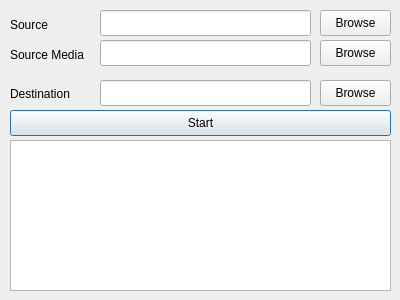
First picture: the form in src/DictionaryFile/Format3ToFormat4/Format3ToFormat4Dialog.ui, repository karelklic/wikt, before the edit.
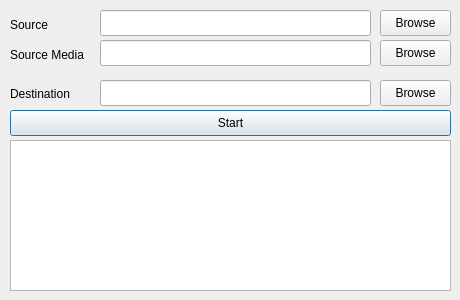
Second picture: the form after the edit.

Diff of the .ui file:
```diff
--- a/src/DictionaryFile/Format3ToFormat4/Format3ToFormat4Dialog.ui
+++ b/src/DictionaryFile/Format3ToFormat4/Format3ToFormat4Dialog.ui
@@ -6,19 +6,19 @@
    <rect>
     <x>0</x>
     <y>0</y>
-    <width>400</width>
+    <width>460</width>
     <height>300</height>
    </rect>
   </property>
   <property name="minimumSize">
    <size>
-    <width>400</width>
+    <width>460</width>
     <height>300</height>
    </size>
   </property>
   <property name="maximumSize">
    <size>
-    <width>400</width>
+    <width>460</width>
     <height>300</height>
    </size>
   </property>
@@ -56,7 +56,7 @@
     <rect>
      <x>10</x>
      <y>140</y>
-     <width>381</width>
+     <width>441</width>
      <height>151</height>
     </rect>
    </property>
@@ -75,7 +75,7 @@
     <rect>
      <x>10</x>
      <y>110</y>
-     <width>381</width>
+     <width>441</width>
      <height>26</height>
     </rect>
    </property>
@@ -86,7 +86,7 @@
   <widget class="QPushButton" name="browseSourceButton">
    <property name="geometry">
     <rect>
-     <x>320</x>
+     <x>380</x>
      <y>10</y>
      <width>71</width>
      <height>26</height>
@@ -99,7 +99,7 @@
   <widget class="QPushButton" name="browseDestinationButton">
    <property name="geometry">
     <rect>
-     <x>320</x>
+     <x>380</x>
      <y>80</y>
      <width>71</width>
      <height>26</height>
@@ -114,7 +114,7 @@
     <rect>
      <x>100</x>
      <y>80</y>
-     <width>211</width>
+     <width>271</width>
      <height>26</height>
     </rect>
    </property>
@@ -124,7 +124,7 @@
     <rect>
      <x>100</x>
      <y>10</y>
-     <width>211</width>
+     <width>271</width>
      <height>26</height>
     </rect>
    </property>
@@ -134,7 +134,7 @@
     <rect>
      <x>100</x>
      <y>40</y>
-     <width>211</width>
+     <width>271</width>
      <height>26</height>
     </rect>
    </property>
@@ -142,7 +142,7 @@
   <widget class="QPushButton" name="browseSourceMediaButton">
    <property name="geometry">
     <rect>
-     <x>320</x>
+     <x>380</x>
      <y>40</y>
      <width>71</width>
      <height>26</height>
```
